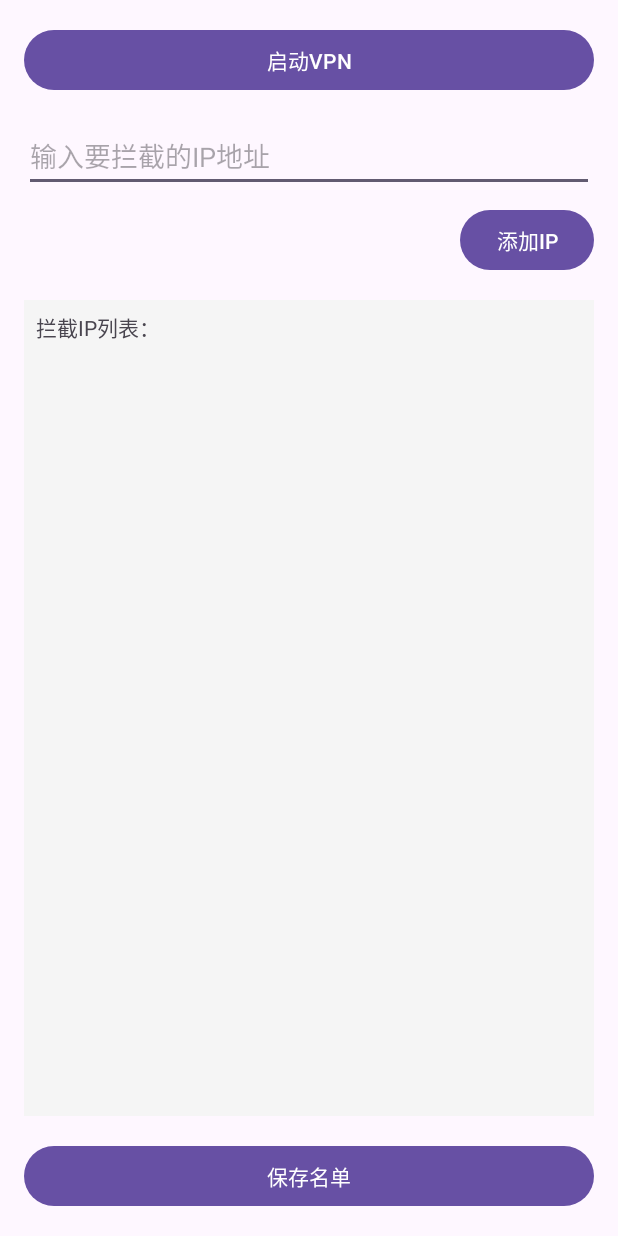
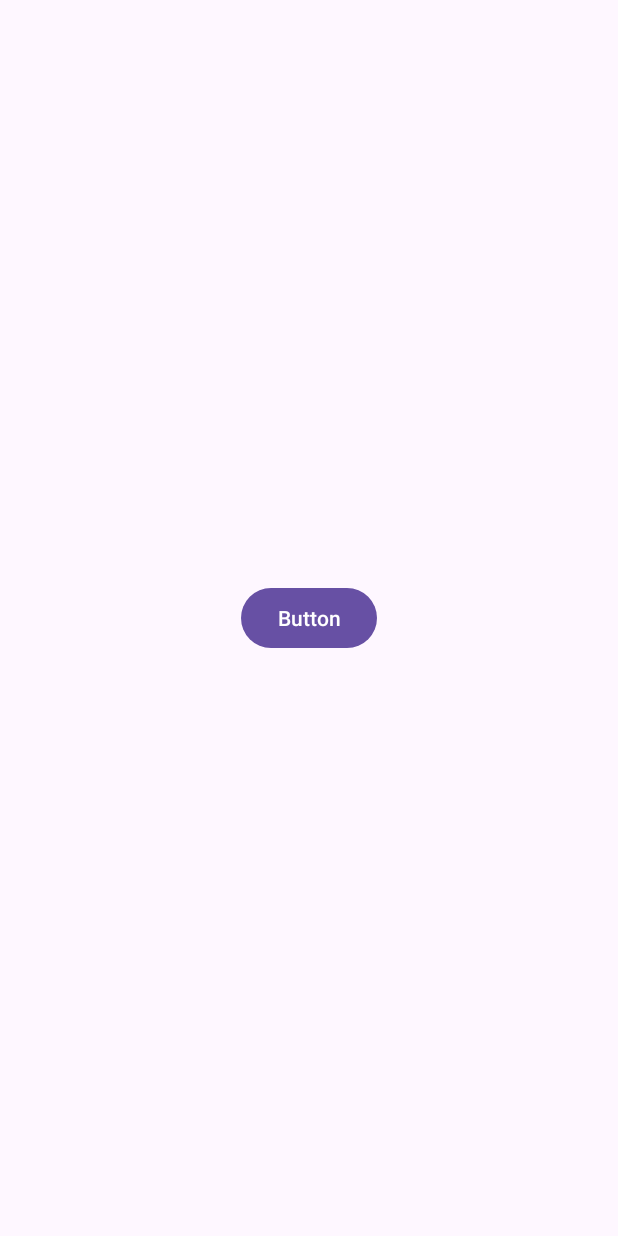
Before and after one commit to Matthew-ljm/IP-Blocker, an Android app: the layout activity_main.xml on its own in the app's theme, with its tools: preview values and no code run, on a phone screen of 412 x 824 dp. Run offline under Robolectric (Android 15) with nearby library versions, the phone set to English and light mode, and no system bars.

Commit message:
Stable version

```diff
--- a/app/src/main/res/layout/activity_main.xml
+++ b/app/src/main/res/layout/activity_main.xml
@@ -1,50 +1,19 @@
 <?xml version="1.0" encoding="utf-8"?>
-<LinearLayout xmlns:android="http://schemas.android.com/apk/res/android"
+<androidx.constraintlayout.widget.ConstraintLayout xmlns:android="http://schemas.android.com/apk/res/android"
     xmlns:app="http://schemas.android.com/apk/res-auto"
     xmlns:tools="http://schemas.android.com/tools"
     android:layout_width="match_parent"
     android:layout_height="match_parent"
-    android:orientation="vertical"
-    android:padding="16dp"
     tools:context=".MainActivity">
 
     <com.google.android.material.button.MaterialButton
         android:id="@+id/tun_switch_button"
-        android:layout_width="match_parent"
-        android:layout_height="wrap_content"
-        android:text="启动VPN"
-        android:layout_marginBottom="16dp" />
-
-    <EditText
-        android:id="@+id/ip_input"
-        android:layout_width="match_parent"
-        android:layout_height="wrap_content"
-        android:hint="输入要拦截的IP地址"
-        android:layout_marginBottom="8dp" />
-
-    <Button
-        android:id="@+id/add_ip_button"
         android:layout_width="wrap_content"
         android:layout_height="wrap_content"
-        android:text="添加IP"
-        android:layout_gravity="end"
-        android:layout_marginBottom="16dp" />
+        android:text="Button"
+        app:layout_constraintBottom_toBottomOf="parent"
+        app:layout_constraintEnd_toEndOf="parent"
+        app:layout_constraintStart_toStartOf="parent"
+        app:layout_constraintTop_toTopOf="parent" />
 
-    <TextView
-        android:id="@+id/ip_list_text"
-        android:layout_width="match_parent"
-        android:layout_height="0dp"
-        android:layout_weight="1"
-        android:text="拦截IP列表：\n"
-        android:background="#f5f5f5"
-        android:padding="8dp"
-        android:textSize="14sp" />
-
-    <Button
-        android:id="@+id/save_button"
-        android:layout_width="match_parent"
-        android:layout_height="wrap_content"
-        android:text="保存名单"
-        android:layout_marginTop="16dp" />
-
-</LinearLayout>
+</androidx.constraintlayout.widget.ConstraintLayout>
```
